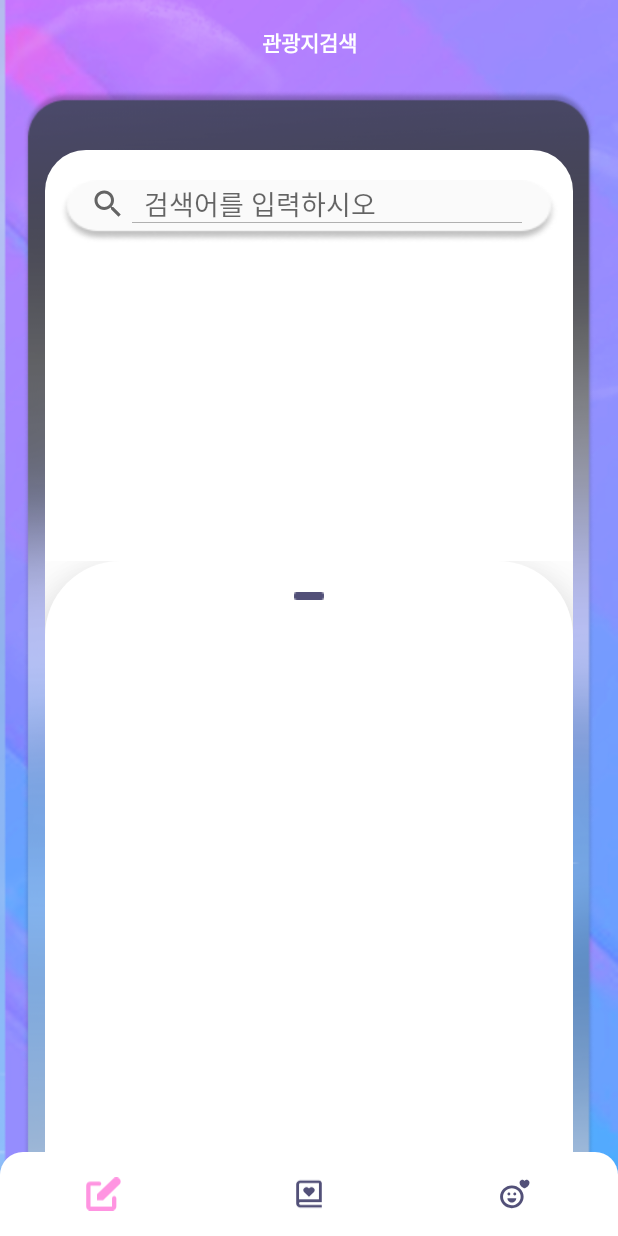
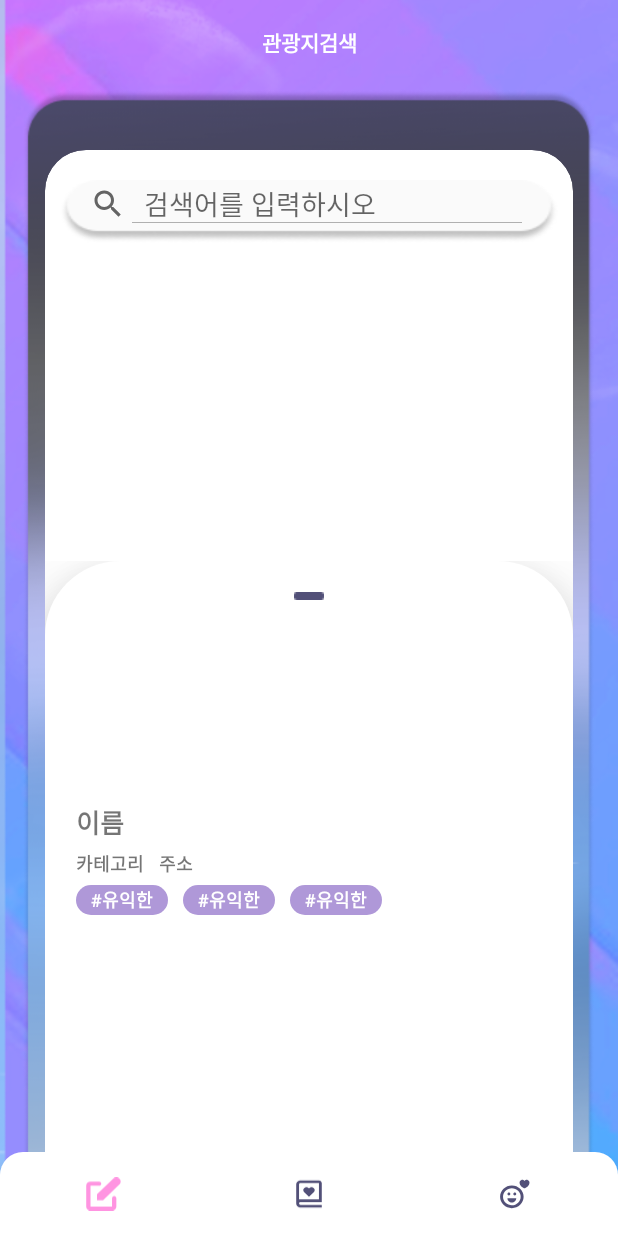
Before and after one commit to Remembrall-2022/Remembrall, an Android app: the fragment MapSearchFragment placed in its activity, on a phone screen of 412 x 824 dp. Run offline under Robolectric (Android 15) with nearby library versions, the phone set to English and light mode, and no system bars; libraries missing offline, so code that uses them is left out: com.kakao.sdk, net.daum.mf; 13 statements that could not run were skipped.

Commit message:
feat:> 맵 검색 recycler view 연동 #9

```diff
--- a/app/src/main/java/com/example/remembrall/map/MapSearchFragment.kt
+++ b/app/src/main/java/com/example/remembrall/map/MapSearchFragment.kt
@@ -1,12 +1,10 @@
 package com.example.remembrall.map
 
-import android.Manifest
 import android.annotation.SuppressLint
+import android.content.ContentValues.TAG
 import android.content.Context
-import android.content.pm.PackageManager
 import android.location.Location
 import android.location.LocationManager
-import android.os.Build
 import android.os.Bundle
 import android.util.Log
 import android.view.LayoutInflater
@@ -14,9 +12,9 @@ import android.view.View
 import android.view.ViewGroup
 import android.widget.Toast
 import androidx.appcompat.widget.SearchView
-import androidx.core.app.ActivityCompat
-import androidx.core.content.ContextCompat
 import androidx.fragment.app.Fragment
+import androidx.recyclerview.widget.LinearLayoutManager
+import androidx.recyclerview.widget.RecyclerView
 import com.example.remembrall.MainActivity
 import com.example.remembrall.R
 import com.example.remembrall.databinding.FragmentMapSearchBinding
@@ -31,28 +29,12 @@ import retrofit2.Retrofit
 import retrofit2.converter.gson.GsonConverterFactory
 
 
-class MapSearchFragment : Fragment() {
+class MapSearchFragment() : Fragment() {
     var mapView: MapView ?= null
     var uLatitude: Double ?= null
     var uLongitude: Double ?= null
-
-    companion object {
-        const val BASE_URL = "https://dapi.kakao.com/"
-        const val API_KEY = "KakaoAK 6bc1728a7e229d952ece08fa28b0bdab"   // REST API 키
-        @JvmStatic
-        fun newInstance(param1: String, param2: String) =
-            MapSearchFragment().apply {
-                arguments = Bundle().apply {
-                }
-            }
-    }
-
-    override fun onCreate(savedInstanceState: Bundle?) {
-        super.onCreate(savedInstanceState)
-
-        arguments?.let {
-        }
-    }
+    lateinit var rvMapSearchAdapter : RvMapSearchAdapter
+    var binding: FragmentMapSearchBinding ?= null
 
     // Context를 액티비티로 형변환해서 할당
     lateinit var mainActivity: MainActivity
@@ -61,19 +43,35 @@ class MapSearchFragment : Fragment() {
         mainActivity = context as MainActivity
     }
 
+    // 검색결과 recyclerView
+    var mapSearchItemList = ArrayList<RvMapSearch>()
+
+    companion object {
+        const val BASE_URL = "https://dapi.kakao.com/"
+        const val API_KEY = "KakaoAK 6bc1728a7e229d952ece08fa28b0bdab"   // REST API 키
+    }
+
+    override fun onCreate(savedInstanceState: Bundle?) {
+        super.onCreate(savedInstanceState)
+        arguments?.let {
+        }
+    }
+
+
     override fun onCreateView(
         inflater: LayoutInflater, container: ViewGroup?,
         savedInstanceState: Bundle?
     ): View? {
 
-        var binding = FragmentMapSearchBinding.inflate(inflater, container, false)
-        // 팝업 생성 시 전체화면으로 띄우기
+        binding = FragmentMapSearchBinding.inflate(inflater, container, false)
 
-        val mapView = MapView(mainActivity) // map view 연결
-        binding.clKakaoMapView.addView(mapView)
+        // map view 연결
+        val mapView = MapView(mainActivity)
+        binding!!.clKakaoMapView.addView(mapView)
+        binding!!.clKakaoMapView.clipToOutline=true
 
         startTracking()
-        mapView.setMapCenterPointAndZoomLevel(MapPoint.mapPointWithGeoCoord(uLatitude!!, uLongitude!!), 7, true); // 중심점 변경 + 줌 레벨 변경
+        mapView.setMapCenterPointAndZoomLevel(MapPoint.mapPointWithGeoCoord(uLatitude!!, uLongitude!!), 7, true) // 중심점 변경 + 줌 레벨 변경
 
         // 현 위치에 마커 찍기
         val uNowPosition = MapPoint.mapPointWithGeoCoord(uLatitude!!, uLongitude!!)
@@ -83,23 +81,29 @@ class MapSearchFragment : Fragment() {
         marker.markerType = MapPOIItem.MarkerType.BluePin
         marker.selectedMarkerType = MapPOIItem.MarkerType.RedPin
 
-        mapView?.addPOIItem(marker)
-        mapView.zoomIn(true); // 줌 인
-        mapView.zoomOut(true); // 줌 아웃
+        mapView.addPOIItem(marker)
+        mapView.zoomIn(true) // 줌 인
+        mapView.zoomOut(true) // 줌 아웃
 
-        binding.searchViewMapSearch.setOnQueryTextListener(object : SearchView.OnQueryTextListener {
-            override fun onQueryTextSubmit(query: String?): Boolean {
-                searchKeyword(query!!)
-                return false
-            }
+        val rv = binding!!.bottomsheetMapSearchView.rvMapSearch
+        Log.e(TAG, rv.toString())
+        rv?.layoutManager = LinearLayoutManager(mainActivity)
+        rvMapSearchAdapter = RvMapSearchAdapter(mainActivity)
+        rv?.adapter = rvMapSearchAdapter
 
-            override fun onQueryTextChange(newText: String?): Boolean {
-                return false
-            }
-        })
 
-        val bottomSheet : View = binding.bottomsheetMapSearchView
-        val behavior = BottomSheetBehavior.from<View>(bottomSheet!!)
+        val searchItem = RvMapSearch(
+            "이름",
+            "카테고리",
+            "주소",
+            "url",
+            2.2,
+            2.2)
+        mapSearchItemList.add(searchItem)
+        rvMapSearchAdapter.setDataList(mapSearchItemList)
+
+        val bottomSheet : View = binding!!.llBottomsheet
+        val behavior = BottomSheetBehavior.from<View>(bottomSheet)
         behavior.state = BottomSheetBehavior.STATE_EXPANDED
 
         // 드래그해도 팝업이 종료되지 않도록
@@ -127,19 +131,49 @@ class MapSearchFragment : Fragment() {
             override fun onSlide(bottomSheet: View, slideOffset: Float) {}
         })
 
-
-        return binding.root
+        // 검색 결과 처리 함수
+        fun addItemsAndMarkers(searchResult: ResultSearchKeyword?){
+            if(!searchResult?.documents.isNullOrEmpty()){
+                Log.e("실행됐나?","ㅇㅇ")
+                mapSearchItemList.clear()
+                mapView.removeAllPOIItems()
+                for (document in searchResult!!.documents){
+                    // 결과 리사이클러 뷰 추가
+                    val searchItem = RvMapSearch(
+                        document.place_name,
+                        document.category_group_name,
+                        document.road_address_name,
+                        document.place_url,
+                        document.x.toDouble(),
+                        document.y.toDouble())
+                    mapSearchItemList.add(searchItem)
+                    // 지도 마커 추가
+                    val point = MapPOIItem()
+                    point.apply {
+                        itemName = document.place_name
+                        mapPoint = MapPoint.mapPointWithGeoCoord(document.y.toDouble(), document.x.toDouble())
+                        markerType = MapPOIItem.MarkerType.BluePin
+                        selectedMarkerType = MapPOIItem.MarkerType.RedPin
+                    }
+                    mapView.addPOIItem(point)
+                }
+                rvMapSearchAdapter.notifyDataSetChanged()
+                Log.e("searchResult", mapSearchItemList[0].place_name)
+                mapView.setMapCenterPointAndZoomLevel(MapPoint.mapPointWithGeoCoord(mapSearchItemList[0].y, mapSearchItemList[0].x), 7, true) // 중심점 변경 + 줌 레벨 변경
+            }
+            else{
+                Toast.makeText(mainActivity, "검색 결과가 없습니다",Toast.LENGTH_SHORT).show()
+            }
         }
 
         // 키워드 검색 함수
-    private fun searchKeyword(keyword: String) {
+        fun searchKeyword(keyword: String){
             val retrofit = Retrofit.Builder()   // Retrofit 구성
                 .baseUrl(BASE_URL)
                 .addConverterFactory(GsonConverterFactory.create())
                 .build()
             val api = retrofit.create(KakaoMapApi::class.java)   // 통신 인터페이스를 객체로 생성
             val call = api.getSearchKeyword(API_KEY, keyword)   // 검색 조건 입력
-
             // API 서버에 요청
             call.enqueue(object: Callback<ResultSearchKeyword> {
                 override fun onResponse(
@@ -149,6 +183,7 @@ class MapSearchFragment : Fragment() {
                     // 통신 성공 (검색 결과는 response.body()에 담겨있음)
                     Log.d("Test", "Raw: ${response.raw()}")
                     Log.d("Test", "Body: ${response.body()}")
+                    addItemsAndMarkers(response.body())
                 }
 
                 override fun onFailure(call: Call<ResultSearchKeyword>, t: Throwable) {
@@ -156,9 +191,24 @@ class MapSearchFragment : Fragment() {
                     Log.w("MainActivity", "통신 실패: ${t.message}")
                 }
             })
-
         }
 
+        // 키워드 검색
+        binding!!.searchViewMapSearch.setOnQueryTextListener(object : SearchView.OnQueryTextListener {
+            override fun onQueryTextSubmit(query: String?): Boolean {
+                searchKeyword(query!!)
+                return true
+            }
+            override fun onQueryTextChange(newText: String?): Boolean {
+                return false
+            }
+        })
+
+
+        return binding!!.root
+    }
+
+    //현재 유저 위치에 대한 정보
     @SuppressLint("MissingPermission") // 나중에 user 권한 받을 수 있으면 받기
     private fun startTracking() {
         mapView?.currentLocationTrackingMode =MapView.CurrentLocationTrackingMode.TrackingModeOnWithoutHeading  //이 부분
@@ -170,7 +220,6 @@ class MapSearchFragment : Fragment() {
         uLatitude = userNowLocation?.latitude
         uLongitude = userNowLocation?.longitude
 
-        Log.e("실행됐나?", "ㅇㅇ")
     }
 
     // 위치추적 중지
@@ -178,5 +227,9 @@ class MapSearchFragment : Fragment() {
         mapView?.currentLocationTrackingMode = MapView.CurrentLocationTrackingMode.TrackingModeOff
     }
 
+    override fun onDestroy() {
+        super.onDestroy()
+        binding = null
+    }
 
 }
--- a/app/src/main/java/com/example/remembrall/map/RvMapSearch.kt
+++ b/app/src/main/java/com/example/remembrall/map/RvMapSearch.kt
@@ -2,6 +2,7 @@ package com.example.remembrall.map
 
 class RvMapSearch (
     val place_name: String,
+    val category: String,
     val address : String,
     val place_url : String,
     val x: Double,
--- a/app/src/main/java/com/example/remembrall/map/RvMapSearchAdapter.kt
+++ b/app/src/main/java/com/example/remembrall/map/RvMapSearchAdapter.kt
@@ -1,45 +1,58 @@
 package com.example.remembrall.map
-//
-//import android.view.LayoutInflater
-//import android.view.View
-//import android.view.ViewGroup
-//import android.widget.TextView
-//import androidx.recyclerview.widget.RecyclerView
-//
-//
-//class RvMapSearchAdapter(val itemList: ArrayList<RvMapSearch>): RecyclerView.Adapter<ListAdapter.ViewHolder>() {
-//    override fun onCreateViewHolder(parent: ViewGroup, viewType: Int): ListAdapter.ViewHolder {
-//        val view = LayoutInflater.from(parent.context).inflate(R.layout.item_map_search, parent, false)
-//        return ViewHolder(view)
-//    }
-//
-//    override fun getItemCount(): Int {
-//        return itemList.size
-//    }
-//
-//    override fun onBindViewHolder(holder: ListAdapter.ViewHolder, position: Int) {
-//        holder.name.text = itemList[position].name
-//        holder.road.text = itemList[position].road
-//        holder.address.text = itemList[position].address
-//        // 아이템 클릭 이벤트
-//        holder.itemView.setOnClickListener {
-//            itemClickListener.onClick(it, position)
-//        }
-//    }
-//
-//    class ViewHolder(itemView: View): RecyclerView.ViewHolder(itemView) {
-//        val name: TextView = itemView.findViewById(R.id.tv_list_name)
-//        val road: TextView = itemView.findViewById(R.id.tv_list_road)
-//        val address: TextView = itemView.findViewById(R.id.tv_list_address)
-//    }
-//
-//    interface OnItemClickListener {
-//        fun onClick(v: View, position: Int)
-//    }
-//
-//    fun setItemClickListener(onItemClickListener: OnItemClickListener) {
-//        this.itemClickListener = onItemClickListener
-//    }
-//
-//    private lateinit var itemClickListener : OnItemClickListener
-//}
+
+import android.content.Context
+import android.view.LayoutInflater
+import android.view.View
+import android.view.ViewGroup
+import android.widget.ListAdapter
+import android.widget.TextView
+import androidx.fragment.app.FragmentManager
+import androidx.recyclerview.widget.RecyclerView
+import com.example.remembrall.*
+
+
+class RvMapSearchAdapter(val context: Context): RecyclerView.Adapter<RvMapSearchAdapter.ViewHolder>() {
+    var itemList = ArrayList<RvMapSearch>()
+
+    fun setDataList(mapSearchResultList : ArrayList<RvMapSearch>){
+        this.itemList = mapSearchResultList
+    }
+
+    override fun onCreateViewHolder(parent: ViewGroup, viewType: Int): RvMapSearchAdapter.ViewHolder {
+        val view = LayoutInflater.from(context).inflate(R.layout.item_map_search,
+            parent,
+            false)
+        return ViewHolder(view)
+    }
+
+    override fun getItemCount(): Int {
+        return itemList.size
+    }
+
+    override fun onBindViewHolder(holder: RvMapSearchAdapter.ViewHolder, position: Int) {
+        holder.name.text = itemList[position].place_name
+        holder.category.text = itemList[position].category
+        holder.address.text = itemList[position].address
+        // 아이템 클릭 이벤트
+        holder.itemView.setOnClickListener {
+            itemClickListener.onClick(it, position)
+        }
+    }
+
+    class ViewHolder(itemView: View): RecyclerView.ViewHolder(itemView) {
+        val name: TextView = itemView.findViewById(R.id.tv_place_name_map_search)
+        val category: TextView = itemView.findViewById(R.id.tv_category_map_search)
+        val address: TextView = itemView.findViewById(R.id.tv_address_map_search)
+    }
+
+
+    interface OnItemClickListener {
+        fun onClick(v: View, position: Int)
+    }
+
+    fun setItemClickListener(onItemClickListener: OnItemClickListener) {
+        this.itemClickListener = onItemClickListener
+    }
+
+    private lateinit var itemClickListener : OnItemClickListener
+}
--- a/app/src/main/res/layout/fragment_map_search.xml
+++ b/app/src/main/res/layout/fragment_map_search.xml
@@ -86,7 +86,7 @@
                 tools:layout_editor_absoluteX="18dp" />
         </androidx.constraintlayout.widget.ConstraintLayout>
     <LinearLayout
-        android:id="@+id/bottomsheet_map_search_view"
+        android:id="@+id/ll_bottomsheet"
         android:layout_width="match_parent"
         android:layout_height="wrap_content"
         android:maxHeight="450dp"
@@ -98,6 +98,8 @@
         app:layout_behavior="com.google.android.material.bottomsheet.BottomSheetBehavior"
         app:layout_constraintBottom_toBottomOf="parent"
         tools:layout_editor_absoluteX="30dp">
-        <include layout="@layout/fragment_map_search_bottomsheet" />
+        <include
+            android:id="@+id/bottomsheet_map_search_view"
+            layout="@layout/fragment_map_search_bottomsheet" />
     </LinearLayout>
 </androidx.coordinatorlayout.widget.CoordinatorLayout>
--- a/app/src/main/res/layout/item_map_search.xml
+++ b/app/src/main/res/layout/item_map_search.xml
@@ -9,7 +9,7 @@
     <ImageView
         android:layout_width="wrap_content"
         android:layout_height="100dp"
-        android:id="@+id/iv_rv_map_search"
+        android:id="@+id/iv_map_search"
         android:scaleType="fitXY"
         app:layout_constraintEnd_toEndOf="parent"
         app:layout_constraintStart_toStartOf="parent"
@@ -24,38 +24,38 @@
         android:text="국립중앙박물관"
         android:textSize="17dp"
         android:textStyle="bold"
-        app:layout_constraintTop_toBottomOf="@+id/iv_rv_map_search"
+        app:layout_constraintTop_toBottomOf="@+id/iv_map_search"
         tools:layout_editor_absoluteX="0dp" />
-<!--    <LinearLayout-->
-<!--        android:id="@+id/linearlayout_1"-->
-<!--        android:layout_width="match_parent"-->
-<!--        android:layout_height="wrap_content"-->
-<!--        android:orientation="horizontal"-->
-<!--        app:layout_constraintTop_toBottomOf="@+id/tv_place_name_map_search">-->
-<!--        <TextView-->
-<!--            android:id="@+id/tv_category_group_name_map_search"-->
-<!--            android:layout_width="wrap_content"-->
-<!--            android:layout_height="wrap_content"-->
-<!--            android:text="박물관"-->
-<!--            android:textSize="12dp"-->
-<!--            android:textStyle="bold"-->
-<!--            android:layout_marginTop="5dp"/>-->
-<!--        <TextView-->
-<!--            android:id="@+id/textView"-->
-<!--            android:layout_width="wrap_content"-->
-<!--            android:layout_height="wrap_content"-->
-<!--            android:text="주소주소"-->
-<!--            android:textSize="12dp"-->
-<!--            android:textStyle="bold"-->
-<!--            android:layout_marginTop="5dp"-->
-<!--            android:layout_marginLeft="10dp"/>-->
-<!--    </LinearLayout>-->
+    <LinearLayout
+        android:id="@+id/linearlayout_1"
+        android:layout_width="match_parent"
+        android:layout_height="wrap_content"
+        android:orientation="horizontal"
+        app:layout_constraintTop_toBottomOf="@+id/tv_place_name_map_search">
+        <TextView
+            android:id="@+id/tv_category_map_search"
+            android:layout_width="wrap_content"
+            android:layout_height="wrap_content"
+            android:text="박물관"
+            android:textSize="12dp"
+            android:textStyle="bold"
+            android:layout_marginTop="5dp"/>
+        <TextView
+            android:id="@+id/tv_address_map_search"
+            android:layout_width="wrap_content"
+            android:layout_height="wrap_content"
+            android:text="주소주소"
+            android:textSize="12dp"
+            android:textStyle="bold"
+            android:layout_marginTop="5dp"
+            android:layout_marginLeft="10dp"/>
+    </LinearLayout>
     <LinearLayout
         android:layout_width="match_parent"
         android:layout_height="wrap_content"
         android:orientation="horizontal"
         android:layout_marginTop="5dp"
-        app:layout_constraintTop_toBottomOf="@+id/tv_place_name_map_search">
+        app:layout_constraintTop_toBottomOf="@+id/linearlayout_1">
         <TextView
             android:layout_width="wrap_content"
             android:layout_height="20dp"
--- a/app/src/main/res/values/strings.xml
+++ b/app/src/main/res/values/strings.xml
@@ -1,5 +1,5 @@
 <resources>
-    <string name="app_name">Remebrall</string>
+    <string name="app_name">Remembrall</string>
     <!-- TODO: Remove or change this placeholder text -->
     <string name="hello_blank_fragment">Hello blank fragment</string>
 </resources>
--- a/settings.gradle
+++ b/settings.gradle
@@ -7,5 +7,5 @@ dependencyResolutionManagement {
         maven { url 'https://devrepo.kakao.com/nexus/content/groups/public/'}
     }
 }
-rootProject.name = "Remebrall"
+rootProject.name = "Remembrall"
 include ':app'
```
Also changed, not shown: 3 other files. Lines whose indentation alone changed are shown as unchanged.
